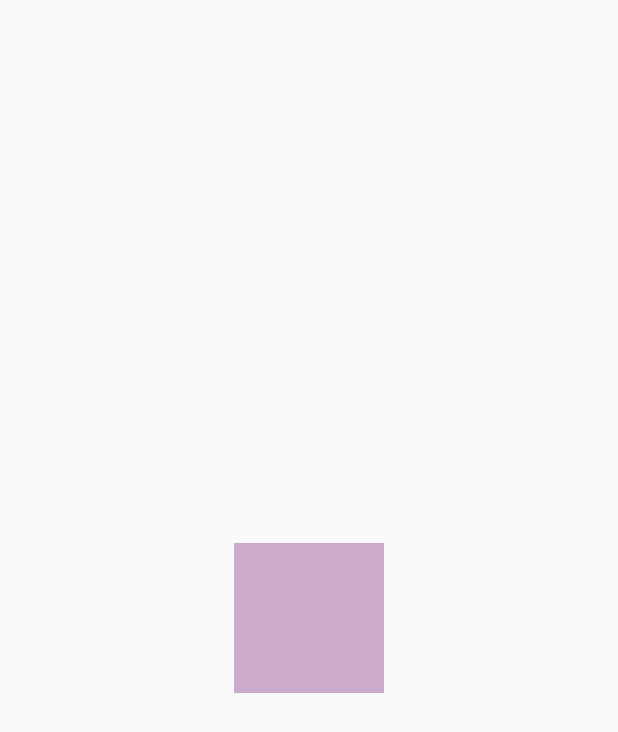
After one commit to ZBL-Kiven/ZRefreshLayout, an Android app: the layout cus_pop_test.xml on its own in the app's theme, with its tools: preview values and no code run, on a phone screen of 412 x 824 dp. The commit adds this screen. Shown: the top 732 px of the screen. Run offline under Robolectric (Android 15) with nearby library versions, the phone set to English and light mode, and no system bars.

Commit message:
new properties for inner gravity

```diff
--- /dev/null
+++ b/app/src/main/res/layout/cus_pop_test.xml
@@ -0,0 +1,8 @@
+<?xml version="1.0" encoding="utf-8"?>
+<View xmlns:android="http://schemas.android.com/apk/res/android"
+    android:layout_width="100dp"
+    android:layout_height="100dp"
+    android:layout_gravity="center"
+    android:background="#cac">
+
+</View>
--- a/views/upload.gradle
+++ b/views/upload.gradle
@@ -5,7 +5,7 @@ afterEvaluate {
         repositories {
             mavenDeployer {
                 Properties properties = new Properties()
-                String path = getProjectDir().path + '/cc-upload.properties'
+                String path = getProjectDir().path + '/upload.properties'
                 File file = new File(path)
                 if (file.exists()) {
                     InputStream inputStream = file.newDataInputStream()
```
Also changed, not shown: app/src/main/java/com/zj/test/Frg1.java (+13 -20 lines), app/src/main/java/com/zj/test/widget/UploadNotifyPop.kt (+1 -0 lines), views/src/main/java/com/zj/views/pop/CusPop.kt (+6 -6 lines).
